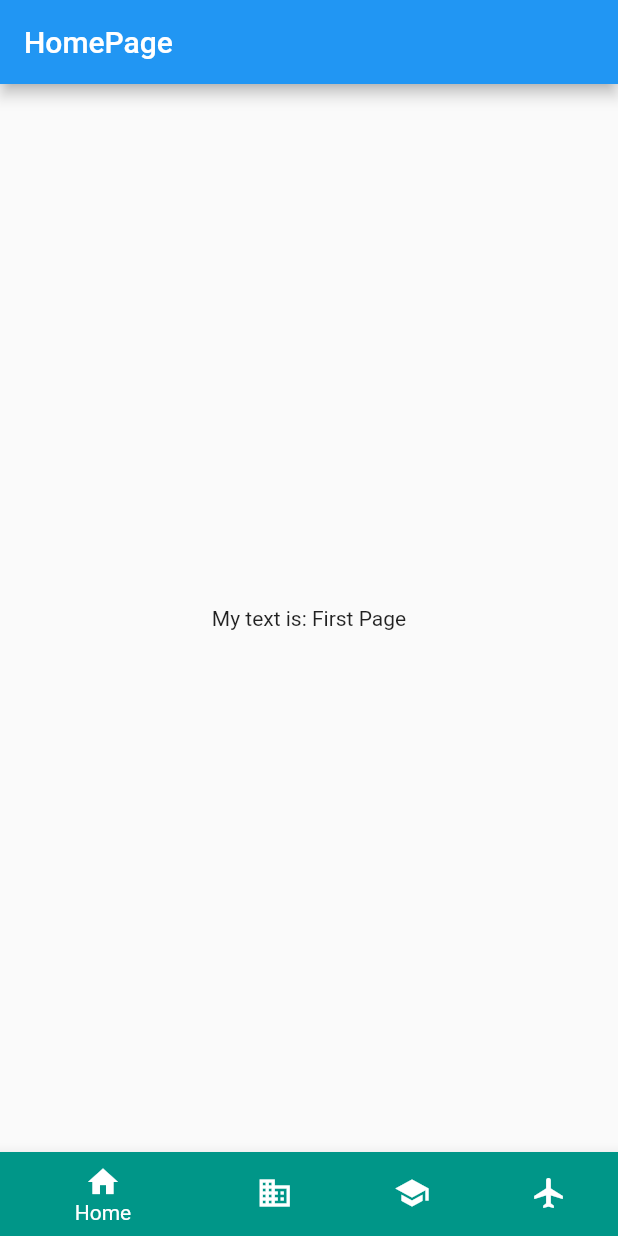
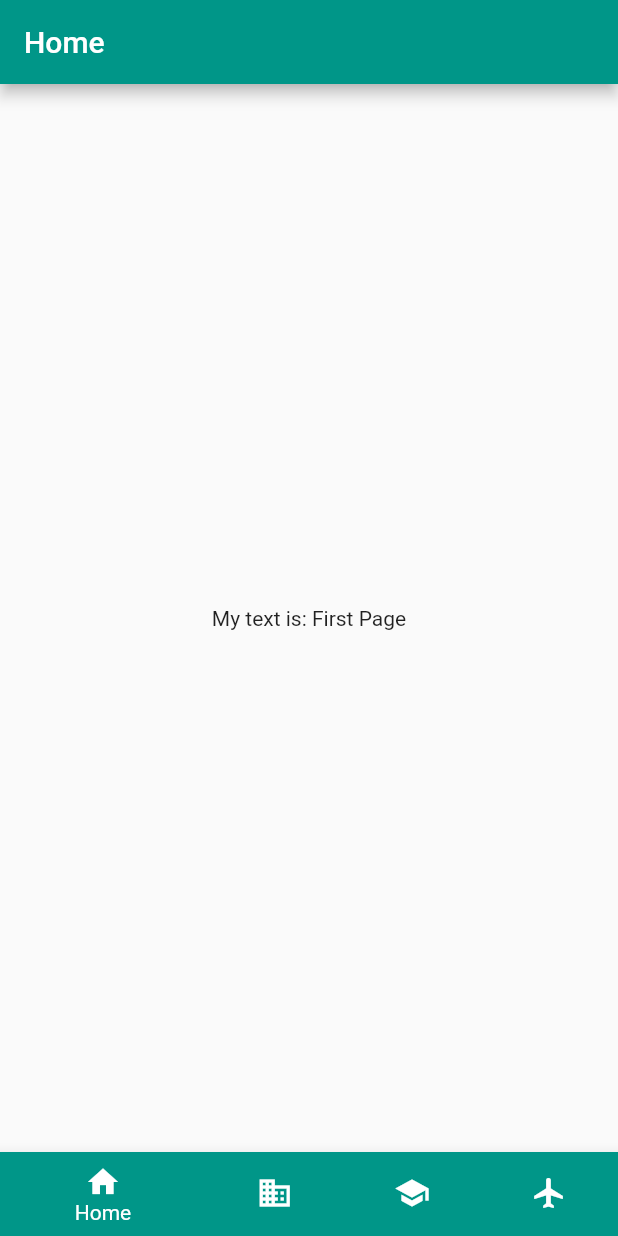
Before and after one commit to ntsummers1/flutter-production-navigation-example, a Flutter app: the screen it shows after launch, on a phone screen of 412 x 824 dp. Run offline on Flutter 3.47's test engine with Material 2 defaults, Android fonts, the phone set to English and light mode, and no system bars; our stand-ins replace bloc, equatable, flutter_bloc.

Commit message:
Connect abstracted destinations to feature pages

```diff
--- a/lib/bottom_navigation/bloc/bottom_navigation_bloc.dart
+++ b/lib/bottom_navigation/bloc/bottom_navigation_bloc.dart
@@ -2,6 +2,7 @@ import 'dart:async';
 
 import 'package:bloc/bloc.dart';
 import 'package:equatable/equatable.dart';
+import 'package:flutter_production_navigation_example/bottom_navigation/destinations.dart';
 import 'package:meta/meta.dart';
 
 part 'bottom_navigation_event.dart';
@@ -26,11 +27,17 @@ class BottomNavigationBloc
 
       if (this.currentIndex == 0) {
         String data = await _getHomePageData();
-        yield HomePageLoaded(text: data);
+        yield HomePageLoaded(
+          text: data,
+          destination: allDestinations[this.currentIndex],
+        );
       }
       if (this.currentIndex == 1) {
         int data = await _getBusinessPageData();
-        yield BusinessPageLoaded(number: data);
+        yield BusinessPageLoaded(
+          number: data,
+          destination: allDestinations[this.currentIndex],
+        );
       }
     }
   }
--- a/lib/bottom_navigation/bloc/bottom_navigation_state.dart
+++ b/lib/bottom_navigation/bloc/bottom_navigation_state.dart
@@ -23,8 +23,9 @@ class PageLoading extends BottomNavigationState {
 
 class HomePageLoaded extends BottomNavigationState {
   final String text;
+  final TopLevelDestination destination;
 
-  HomePageLoaded({@required this.text});
+  HomePageLoaded({@required this.text, @required this.destination});
 
   @override
   String toString() => 'HomePageLoaded with text: $text';
@@ -32,8 +33,9 @@ class HomePageLoaded extends BottomNavigationState {
 
 class BusinessPageLoaded extends BottomNavigationState {
   final int number;
+  final TopLevelDestination destination;
 
-  BusinessPageLoaded({@required this.number});
+  BusinessPageLoaded({@required this.number, @required this.destination});
 
   @override
   String toString() => 'BusinessPageLoaded with number: $number';
--- a/lib/bottom_navigation/destinations.dart
+++ b/lib/bottom_navigation/destinations.dart
@@ -1,16 +1,16 @@
 import 'package:flutter/material.dart';
 
-class Destination {
-  const Destination(this.index, this.title, this.icon, this.color);
+class TopLevelDestination {
+  const TopLevelDestination(this.index, this.title, this.icon, this.color);
   final int index;
   final String title;
   final IconData icon;
   final MaterialColor color;
 }
 
-const List<Destination> allDestinations = <Destination>[
-  Destination(0, 'Home', Icons.home, Colors.teal),
-  Destination(1, 'Business', Icons.business, Colors.cyan),
-  Destination(2, 'School', Icons.school, Colors.orange),
-  Destination(3, 'Flight', Icons.flight, Colors.blue)
+const List<TopLevelDestination> allDestinations = <TopLevelDestination>[
+  TopLevelDestination(0, 'Home', Icons.home, Colors.teal),
+  TopLevelDestination(1, 'Business', Icons.business, Colors.cyan),
+  TopLevelDestination(2, 'School', Icons.school, Colors.orange),
+  TopLevelDestination(3, 'Flight', Icons.flight, Colors.blue)
 ];
--- a/lib/features/business/presentation/pages/business_page.dart
+++ b/lib/features/business/presentation/pages/business_page.dart
@@ -1,15 +1,18 @@
 import 'package:flutter/material.dart';
+import 'package:flutter_production_navigation_example/bottom_navigation/destinations.dart';
 
 class BusinessPage extends StatelessWidget {
   final int number;
+  final TopLevelDestination destination;
 
-  BusinessPage({this.number}) : super();
+  BusinessPage({this.number, this.destination}) : super();
 
   @override
   Widget build(BuildContext context) {
     return Scaffold(
       appBar: AppBar(
-        title: Text('HomePage'),
+        title: Text(destination.title),
+        backgroundColor: destination.color,
       ),
       body: Center(
         child: Text('My number is: $number'),
--- a/lib/features/home/presentation/pages/home_page.dart
+++ b/lib/features/home/presentation/pages/home_page.dart
@@ -1,15 +1,18 @@
 import 'package:flutter/material.dart';
+import 'package:flutter_production_navigation_example/bottom_navigation/destinations.dart';
 
 class HomePage extends StatelessWidget {
   final String text;
+  final TopLevelDestination destination;
 
-  HomePage({this.text}) : super();
+  HomePage({this.text, this.destination}) : super();
 
   @override
   Widget build(BuildContext context) {
     return Scaffold(
       appBar: AppBar(
-        title: Text('HomePage'),
+        title: Text(destination.title),
+        backgroundColor: destination.color,
       ),
       body: Center(
         child: Text('My text is: $text'),
--- a/lib/main.dart
+++ b/lib/main.dart
@@ -32,10 +32,16 @@ class AppScreen extends StatelessWidget {
             return Center(child: CircularProgressIndicator());
           }
           if (state is HomePageLoaded) {
-            return HomePage(text: state.text);
+            return HomePage(
+              text: state.text,
+              destination: state.destination,
+            );
           }
           if (state is BusinessPageLoaded) {
-            return BusinessPage(number: state.number);
+            return BusinessPage(
+              number: state.number,
+              destination: state.destination,
+            );
           }
           return Container();
         },
@@ -46,7 +52,7 @@ class AppScreen extends StatelessWidget {
         return BottomNavigationBar(
           currentIndex:
               context.select((BottomNavigationBloc bloc) => bloc.currentIndex),
-          items: allDestinations.map((Destination destination) {
+          items: allDestinations.map((TopLevelDestination destination) {
             return BottomNavigationBarItem(
                 icon: Icon(destination.icon),
                 backgroundColor: destination.color,
```
